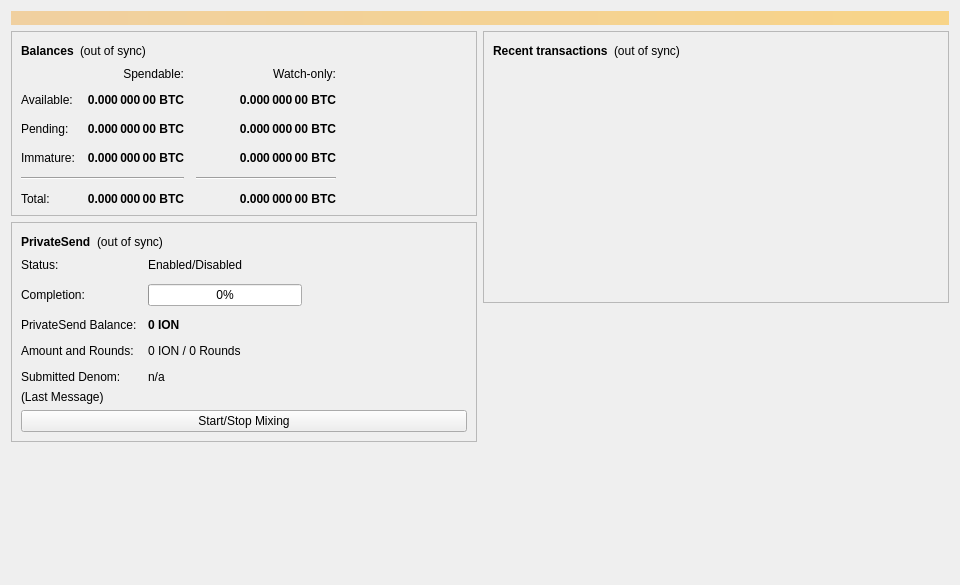
This is src/qt/forms/overviewpage.ui in ioncoincore/ion as Qt 5 draws it before an edit. The edited form follows.
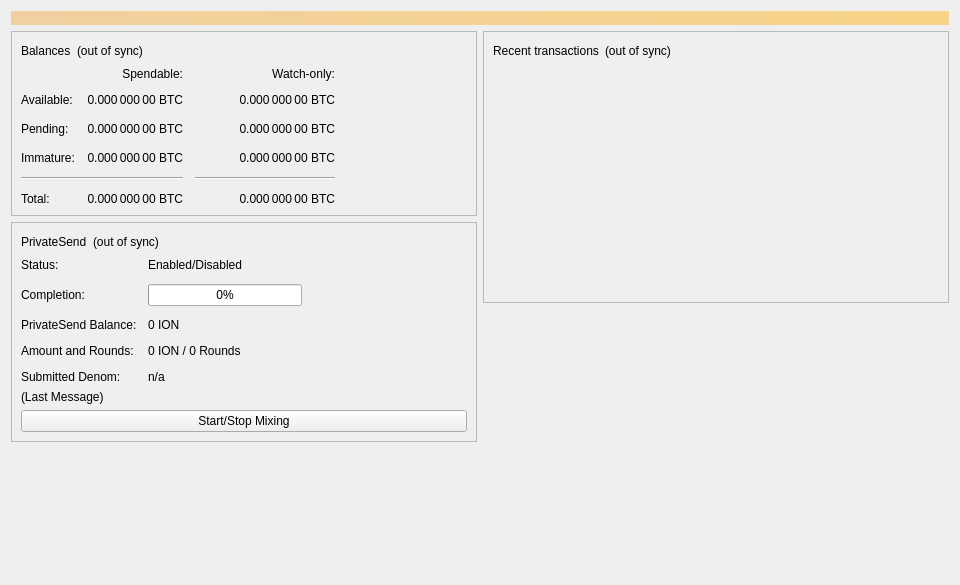
This is the edited form.

Commit message:
Merge pull request #3555 from xdustinface/pr-ui-2-fonts
qt: Implement application wide font management

Diff of the .ui file:
```diff
--- a/src/qt/forms/overviewpage.ui
+++ b/src/qt/forms/overviewpage.ui
@@ -56,12 +56,6 @@
            <layout class="QHBoxLayout" name="horizontalLayout_4">
             <item>
              <widget class="QLabel" name="label_5">
-              <property name="font">
-               <font>
-                <weight>75</weight>
-                <bold>true</bold>
-               </font>
-              </property>
               <property name="text">
                <string>Balances</string>
               </property>
@@ -102,12 +96,6 @@
             </property>
             <item row="2" column="2">
              <widget class="QLabel" name="labelWatchPending">
-              <property name="font">
-               <font>
-                <weight>75</weight>
-                <bold>true</bold>
-               </font>
-              </property>
               <property name="cursor">
                <cursorShape>IBeamCursor</cursorShape>
               </property>
@@ -127,12 +115,6 @@
             </item>
             <item row="2" column="1">
              <widget class="QLabel" name="labelUnconfirmed">
-              <property name="font">
-               <font>
-                <weight>75</weight>
-                <bold>true</bold>
-               </font>
-              </property>
               <property name="cursor">
                <cursorShape>IBeamCursor</cursorShape>
               </property>
@@ -152,12 +134,6 @@
             </item>
             <item row="3" column="2">
              <widget class="QLabel" name="labelWatchImmature">
-              <property name="font">
-               <font>
-                <weight>75</weight>
-                <bold>true</bold>
-               </font>
-              </property>
               <property name="cursor">
                <cursorShape>IBeamCursor</cursorShape>
               </property>
@@ -210,12 +186,6 @@
             </item>
             <item row="3" column="1">
              <widget class="QLabel" name="labelImmature">
-              <property name="font">
-               <font>
-                <weight>75</weight>
-                <bold>true</bold>
-               </font>
-              </property>
               <property name="cursor">
                <cursorShape>IBeamCursor</cursorShape>
               </property>
@@ -255,12 +225,6 @@
             </item>
             <item row="5" column="1">
              <widget class="QLabel" name="labelTotal">
-              <property name="font">
-               <font>
-                <weight>75</weight>
-                <bold>true</bold>
-               </font>
-              </property>
               <property name="cursor">
                <cursorShape>IBeamCursor</cursorShape>
               </property>
@@ -280,12 +244,6 @@
             </item>
             <item row="5" column="2">
              <widget class="QLabel" name="labelWatchTotal">
-              <property name="font">
-               <font>
-                <weight>75</weight>
-                <bold>true</bold>
-               </font>
-              </property>
               <property name="cursor">
                <cursorShape>IBeamCursor</cursorShape>
               </property>
@@ -322,12 +280,6 @@
             </item>
             <item row="1" column="1">
              <widget class="QLabel" name="labelBalance">
-              <property name="font">
-               <font>
-                <weight>75</weight>
-                <bold>true</bold>
-               </font>
-              </property>
               <property name="cursor">
                <cursorShape>IBeamCursor</cursorShape>
               </property>
@@ -347,12 +299,6 @@
             </item>
             <item row="1" column="2">
              <widget class="QLabel" name="labelWatchAvailable">
-              <property name="font">
-               <font>
-                <weight>75</weight>
-                <bold>true</bold>
-               </font>
-              </property>
               <property name="cursor">
                <cursorShape>IBeamCursor</cursorShape>
               </property>
@@ -408,12 +354,6 @@
            <layout class="QHBoxLayout" name="horizontalLayout_5">
             <item>
              <widget class="QLabel" name="labelPrivateSendHeader">
-              <property name="font">
-               <font>
-                <weight>75</weight>
-                <bold>true</bold>
-               </font>
-              </property>
               <property name="text">
                <string>PrivateSend</string>
               </property>
@@ -501,12 +441,6 @@
             </item>
             <item row="2" column="1">
              <widget class="QLabel" name="labelAnonymized">
-              <property name="font">
-               <font>
-                <weight>75</weight>
-                <bold>true</bold>
-               </font>
-              </property>
               <property name="text">
                <string notr="true">0 ION</string>
               </property>
@@ -608,12 +542,6 @@
            <layout class="QHBoxLayout" name="horizontalLayout_2">
             <item>
              <widget class="QLabel" name="label_4">
-              <property name="font">
-               <font>
-                <weight>75</weight>
-                <bold>true</bold>
-               </font>
-              </property>
               <property name="text">
                <string>Recent transactions</string>
               </property>
```
The commit also changes 55 other files.
